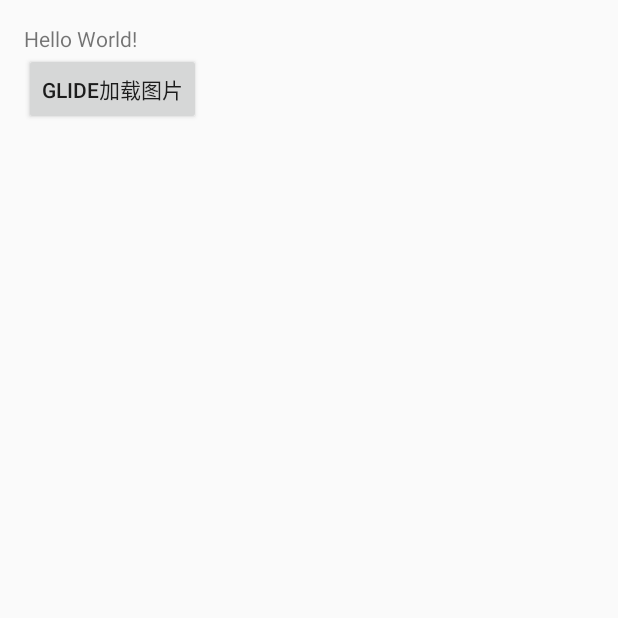
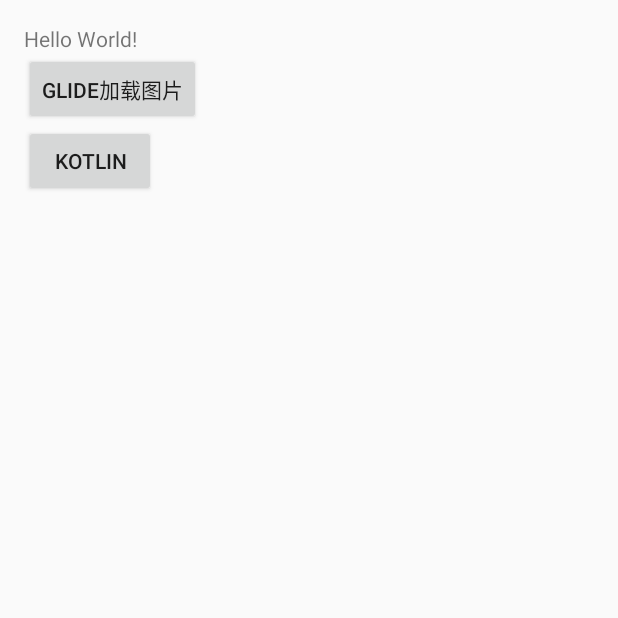
Before and after one commit to hawskpy/ExerciseCode, an Android app: the screen it shows after launch (MainActivity), on a phone screen of 412 x 824 dp, the top half of it. Run offline under Robolectric (Android 15) with nearby library versions, the phone set to English and light mode, and no system bars; our stand-ins replace ButterKnife.

Commit message:
kotlin test

```diff
--- a/AndroidCode/app/build.gradle
+++ b/AndroidCode/app/build.gradle
@@ -89,3 +89,5 @@ dependencies {
 //    compile 'com.tencent.bugly:crashreport_upgrade:1.3.1'
 //    compile 'com.tencent.bugly:nativecrashreport:latest.release' //其中latest.release指代最新版本号，也可以指定明确的版本号，例如2.2.0
 }
+
+apply plugin: 'kotlin-android-extensions'
--- a/AndroidCode/app/src/main/AndroidManifest.xml
+++ b/AndroidCode/app/src/main/AndroidManifest.xml
@@ -32,7 +32,8 @@
         <activity android:name=".activity.GlideLoadImageActivity" />
         <activity android:name=".rx.RxAndroidActivity" />
         <activity android:name=".rx.RxJavaActivity" />
-        <activity android:name=".rx.RxViewActivity"></activity>
+        <activity android:name=".rx.RxViewActivity" />
+        <activity android:name=".activity.KotlinTestActivity"></activity>
     </application>
 
 </manifest>
--- a/AndroidCode/app/src/main/java/hawk007/com/androidcode/MainActivity.java
+++ b/AndroidCode/app/src/main/java/hawk007/com/androidcode/MainActivity.java
@@ -5,16 +5,17 @@ import android.content.Intent;
 import android.os.Bundle;
 import android.view.View;
 import android.widget.Button;
+import android.widget.LinearLayout;
 import android.widget.TextView;
 
 import butterknife.Bind;
 import butterknife.ButterKnife;
 import butterknife.OnClick;
 import hawk007.com.androidcode.activity.GlideLoadImageActivity;
+import hawk007.com.androidcode.activity.KotlinTestActivity;
 
 /**
  * @author hawk
- *
  */
 public class MainActivity extends Activity {
 
@@ -22,6 +23,10 @@ public class MainActivity extends Activity {
     TextView mainTv;
     @Bind(R.id.glide_example_bt)
     Button glideExampleBt;
+    @Bind(R.id.kotlin_example_bt)
+    Button kotlinExampleBt;
+    @Bind(R.id.activity_main)
+    LinearLayout activityMain;
 
     @Override
     protected void onCreate(Bundle savedInstanceState) {
@@ -31,7 +36,8 @@ public class MainActivity extends Activity {
 
 //        mainTv.setText(new MyNdk().getString());
     }
-    @OnClick({R.id.glide_example_bt})
+
+    @OnClick({R.id.glide_example_bt,R.id.kotlin_example_bt})
     public void buttonClick(View view) {
         Intent intent = null;
         switch (view.getId()) {
@@ -39,6 +45,10 @@ public class MainActivity extends Activity {
                 intent = new Intent(MainActivity.this, GlideLoadImageActivity.class);
                 startActivity(intent);
                 break;
+            case R.id.kotlin_example_bt:
+                intent = new Intent(MainActivity.this, KotlinTestActivity.class);
+                startActivity(intent);
+                break;
         }
     }
 
--- a/AndroidCode/app/src/main/res/layout/activity_main.xml
+++ b/AndroidCode/app/src/main/res/layout/activity_main.xml
@@ -21,4 +21,9 @@
         android:layout_width="wrap_content"
         android:layout_height="wrap_content"
         android:text="Glide加载图片"/>
+    <Button
+        android:id="@+id/kotlin_example_bt"
+        android:layout_width="wrap_content"
+        android:layout_height="wrap_content"
+        android:text="Kotlin"/>
 </LinearLayout>
--- a/AndroidCode/build.gradle
+++ b/AndroidCode/build.gradle
@@ -4,6 +4,7 @@ buildscript {
     ext.kotlin_version = '1.2.21'
     repositories {
         jcenter()
+        google()
     }
     dependencies {
         classpath 'com.android.tools.build:gradle:3.0.1'
@@ -17,6 +18,7 @@ buildscript {
 allprojects {
     repositories {
         jcenter()
+        google()
     }
 }
 
```
Also changed, not shown: AndroidCode/app/src/main/java/hawk007/com/androidcode/activity/KotlinTestActivity.kt (added, +18 -0 lines), AndroidCode/app/src/main/java/hawk007/com/androidcode/kotlin/kotlinTest.kt (+14 -0 lines), AndroidCode/app/src/main/res/layout/activity_kotlin_test.xml (added, +10 -0 lines), AndroidCode/gradle/wrapper/gradle-wrapper.properties (added), 1 other file.
